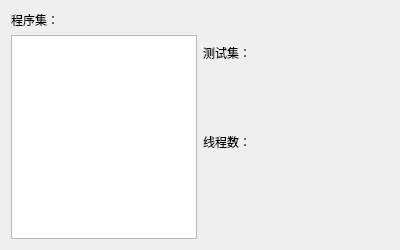
This is experiment/src/choicewidget.ui in creeper12356/guide_software as Qt 5 draws it before an edit. The edited form follows.
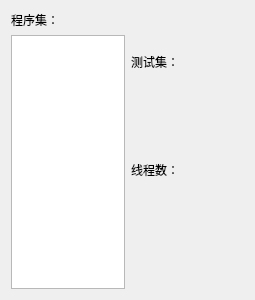
This is the edited form.

```diff
--- a/experiment/src/choicewidget.ui
+++ b/experiment/src/choicewidget.ui
@@ -6,13 +6,13 @@
    <rect>
     <x>0</x>
     <y>0</y>
-    <width>400</width>
-    <height>250</height>
+    <width>255</width>
+    <height>300</height>
    </rect>
   </property>
   <property name="minimumSize">
    <size>
-    <width>400</width>
+    <width>254</width>
     <height>250</height>
    </size>
   </property>
```
